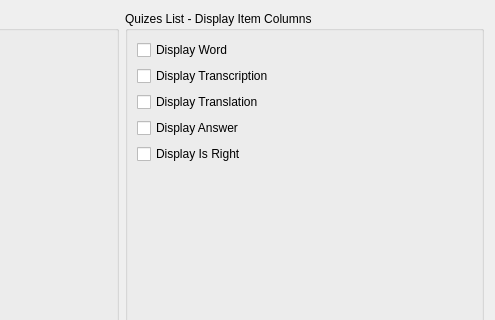
Old version of the form Forms/SettingsWidgetQuiz.ui in the repository iatanasov77/qvocabulary; both pictures show x 252 to 747 and y 0 to 320 of the 747 by 423 pixel window.
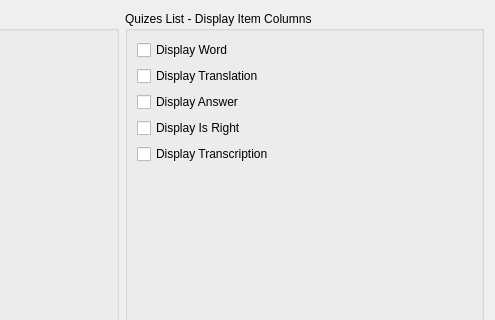
New version of the form.

Commit message: Fix QuizListWindow with new QuizItem Model.

The edit to the form file:
```diff
--- a/Forms/SettingsWidgetQuiz.ui
+++ b/Forms/SettingsWidgetQuiz.ui
@@ -200,30 +200,6 @@
         </item>
        </layout>
       </item>
-      <item>
-       <layout class="QHBoxLayout" name="horizontalLayout_7">
-        <item>
-         <widget class="QCheckBox" name="chDisplayColumnTranscription">
-          <property name="text">
-           <string>Display Transcription</string>
-          </property>
-         </widget>
-        </item>
-        <item>
-         <spacer name="horizontalSpacer_7">
-          <property name="orientation">
-           <enum>Qt::Horizontal</enum>
-          </property>
-          <property name="sizeHint" stdset="0">
-           <size>
-            <width>40</width>
-            <height>20</height>
-           </size>
-          </property>
-         </spacer>
-        </item>
-       </layout>
-      </item>
       <item>
        <layout class="QHBoxLayout" name="horizontalLayout_8">
         <item>
@@ -296,6 +272,30 @@
         </item>
        </layout>
       </item>
+      <item>
+       <layout class="QHBoxLayout" name="horizontalLayout_7">
+        <item>
+         <widget class="QCheckBox" name="chDisplayColumnTranscription">
+          <property name="text">
+           <string>Display Transcription</string>
+          </property>
+         </widget>
+        </item>
+        <item>
+         <spacer name="horizontalSpacer_7">
+          <property name="orientation">
+           <enum>Qt::Horizontal</enum>
+          </property>
+          <property name="sizeHint" stdset="0">
+           <size>
+            <width>40</width>
+            <height>20</height>
+           </size>
+          </property>
+         </spacer>
+        </item>
+       </layout>
+      </item>
       <item>
        <spacer name="verticalSpacer_2">
         <property name="orientation">
```
The commit also changes 3 other files.
